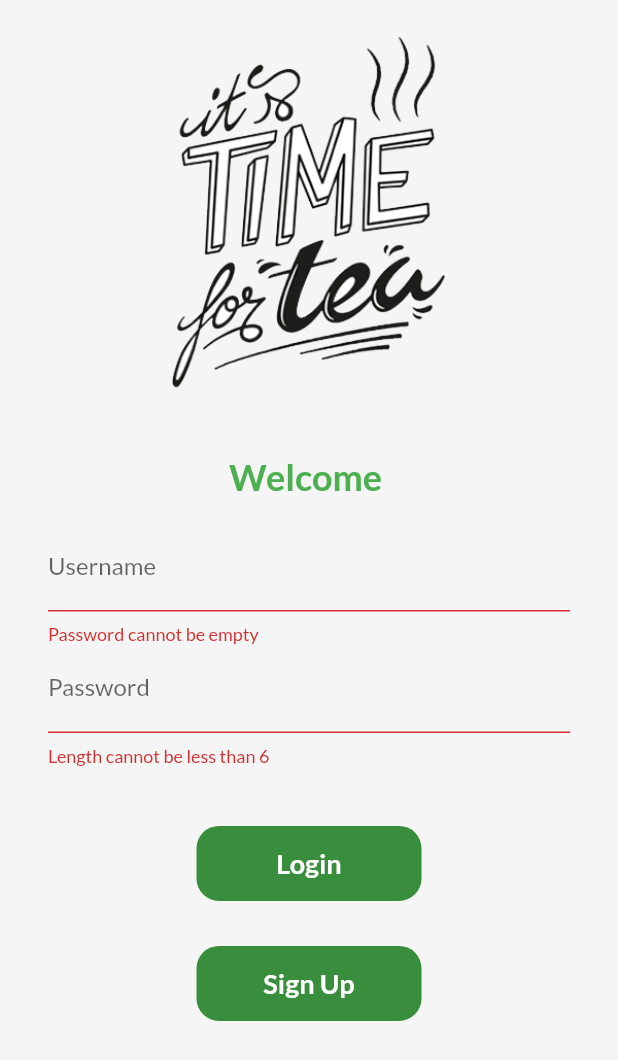
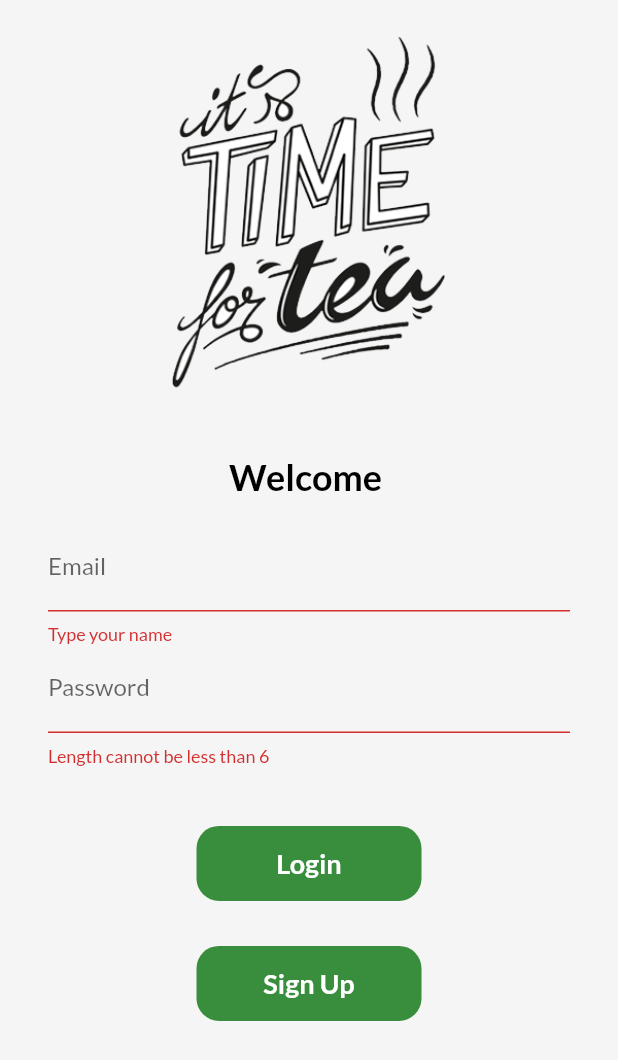
Before and after one commit to iamlolo-dev/APPShopTea_Flutter, a Flutter app: the screen it shows after launch, after a tap on "Login", on a phone screen of 412 x 824 dp. Shown: the top 1060 px of the screen. Run offline on Flutter 3.47's test engine with Material 2 defaults, Android fonts, the phone set to English and light mode, and no system bars; drawn by our look-alikes of velocity_x; our stand-ins replace firebase_auth, google_fonts, url_strategy; missing offline and left inert: pay; accounts and stored records are empty; network calls fail.

Commit message:
login_success

```diff
--- a/lib/main.dart
+++ b/lib/main.dart
@@ -5,6 +5,7 @@ import 'package:flutter_catalog/pages/home_detailPage.dart';
 import 'package:flutter_catalog/pages/login_page.dart';
 import 'package:flutter_catalog/pages/signup_page.dart';
 import 'package:flutter_catalog/utils/routes.dart';
+import 'login_success/login_success_screen.dart';
 import 'pages/home_page.dart';
 import 'package:flutter_catalog/widgets/themes.dart';
 import 'package:velocity_x/velocity_x.dart';
@@ -31,6 +32,7 @@ class MyApp extends StatelessWidget {
         MyRoutes.detailRoute: (context) => HomeDetailPage(),
         MyRoutes.cartRoute: (context) => CartPage(),
         MyRoutes.signupRoute: (context) => SignUpPage(),
+        MyRoutes.singupSuccesfull: (context) => LoginSuccessScreen(),
       },
     );
   }
--- a/lib/pages/login_page.dart
+++ b/lib/pages/login_page.dart
@@ -1,6 +1,12 @@
 import 'package:flutter/material.dart';
+import 'package:flutter_catalog/login_success/login_success_screen.dart';
+/*import 'package:flutter_catalog/pages/page.dart';*/
 import 'package:flutter_catalog/utils/routes.dart';
 import 'package:velocity_x/velocity_x.dart';
+import 'package:firebase_auth/firebase_auth.dart';
+
+final FirebaseAuth _auth = FirebaseAuth.instance;
+final GlobalKey<FormState> _formKey = GlobalKey<FormState>();
 
 class LoginPage extends StatefulWidget {
   @override
@@ -8,6 +14,11 @@ class LoginPage extends StatefulWidget {
 }
 
 class _LoginPageState extends State<LoginPage> {
+
+  TextEditingController _emailController = TextEditingController();
+  TextEditingController _passwordController = TextEditingController();
+
+
   String user = "";
   bool changeButton = false;
   final _formKey = GlobalKey<FormState>();
@@ -18,7 +29,7 @@ class _LoginPageState extends State<LoginPage> {
         changeButton = true;
       });
       await Future.delayed(Duration(seconds: 1));
-      await Navigator.pushNamed(context, MyRoutes.homeRoute);
+      await Navigator.pushNamed(context, '/login_success');
       setState(() {
         changeButton = false;
       });
@@ -42,29 +53,43 @@ class _LoginPageState extends State<LoginPage> {
                   style: TextStyle(
                       fontWeight: FontWeight.bold,
                       fontSize: 24,
-                      color: context.accentColor),
+                      color: Colors.black),
                 ),
                 Padding(
                   padding:
                   const EdgeInsets.symmetric(vertical: 16, horizontal: 32),
                   child: Column(children: [
                     TextFormField(
+                      maxLines: 1,
+                      controller: _emailController,
+                      textInputAction: TextInputAction.next,
+                      keyboardType: TextInputType.text,
                       onChanged: (value) {
                         user = value;
                         setState(() {});
                       },
                       decoration: InputDecoration(
-                          labelText: "Username", hintText: "Enter username"),
+                          labelText: "Email", hintText: "Enter username"),
+                      onFieldSubmitted: (value) {
+                        //FocusScope.of(context).requestFocus(_phoneFocusNode);
+                      },
                       validator: (value) {
                         if (value.isEmpty) {
-                          return "Password cannot be empty";
+                          return "Type your name";
                         }
                       },
                     ),
                     TextFormField(
+                      maxLines: 1,
+                      controller: _passwordController,
+                      textInputAction: TextInputAction.next,
+                      keyboardType: TextInputType.text,
                       obscureText: true,
                       decoration: InputDecoration(
                           labelText: "Password", hintText: "Enter password"),
+                      onFieldSubmitted: (value) {
+                        //FocusScope.of(context).requestFocus(_phoneFocusNode);
+                      },
                       validator: (value) {
                         if (value.length < 6) {
                           return "Length cannot be less than 6";
@@ -141,4 +166,30 @@ class _LoginPageState extends State<LoginPage> {
       ),
     );
   }
+
+  /*void signInWithEmail() async {
+    // marked async
+    FirebaseUser user;
+    try {
+      user = await _auth.signInWithEmailAndPassword(
+          email: _emailController.text, password: _passwordController.text);
+    } catch (e) {
+      print(e.toString());
+    } finally {
+      if (user != null) {
+        // sign in successful!
+        _pushPage(context, MyRoutes.singupSuccesfull);
+      } else {
+        // sign in unsuccessful
+        print('sign in Not');
+        // ex: prompt the user to try again
       }
+    }
+  }*/
+}
+
+  void _pushPage(BuildContext context, Widget page) {
+    Navigator.of(context).push(
+      MaterialPageRoute<void>(builder: (_) => LoginSuccessScreen() ),
+    );
+  }
--- a/lib/utils/routes.dart
+++ b/lib/utils/routes.dart
@@ -4,4 +4,5 @@ class MyRoutes {
   static String detailRoute = "/detail";
   static String cartRoute = "/cart";
   static String signupRoute = "/signup";
+  static String singupSuccesfull = '/login_success';
 }
```
Also changed, not shown: lib/components/default_button.dart (added, +36 -0 lines), lib/constants.dart (added, +49 -0 lines), lib/login_success/components/body.dart (added, +40 -0 lines), lib/login_success/login_success_screen.dart (added, +16 -0 lines), assets/images/login_image1.png (deleted), assets/images/success.png (added). Lines whose indentation alone changed are shown as unchanged.
